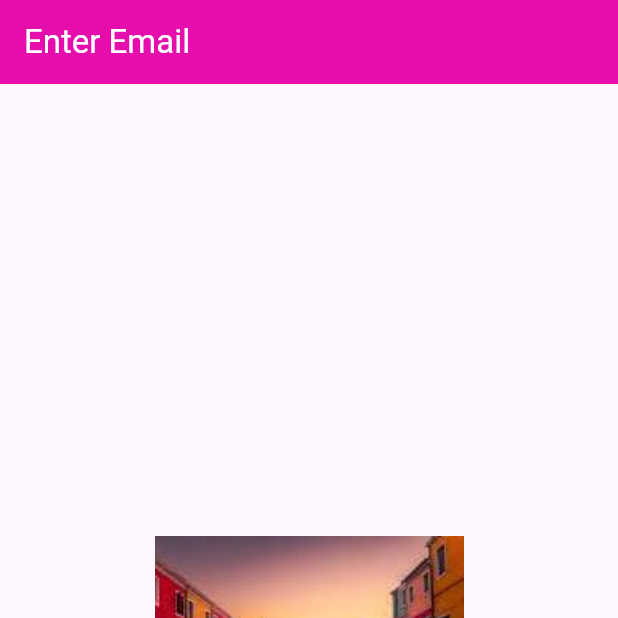
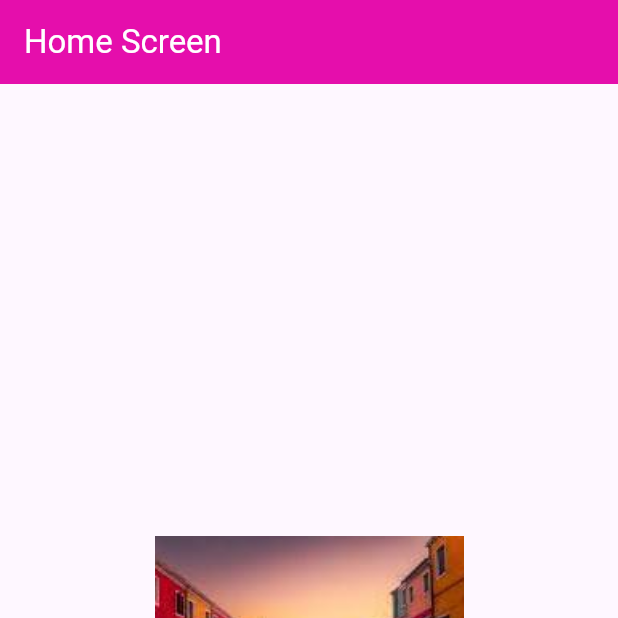
Before and after one commit to Avinash174/MVVM_GetX, a Flutter app: the screen it shows after launch, on a phone screen of 412 x 824 dp, the top half of it. Run offline on Flutter 3.47's test engine with Material 3 defaults, Android fonts, the phone set to English and light mode, and no system bars; our stand-ins replace fluttertoast, get.

Commit message:
new changes

```diff
--- a/lib/view/splashscreen.dart
+++ b/lib/view/splashscreen.dart
@@ -20,7 +20,7 @@ class _SplashScreenState extends State<SplashScreen> {
       appBar: AppBar(
         backgroundColor: AppColor.pinkColor,
         title: Text(
-          'email_hint'.tr,
+          'Home Screen'.tr,
           style: const TextStyle(
             color: AppColor.whiteColor,
           ),
```
